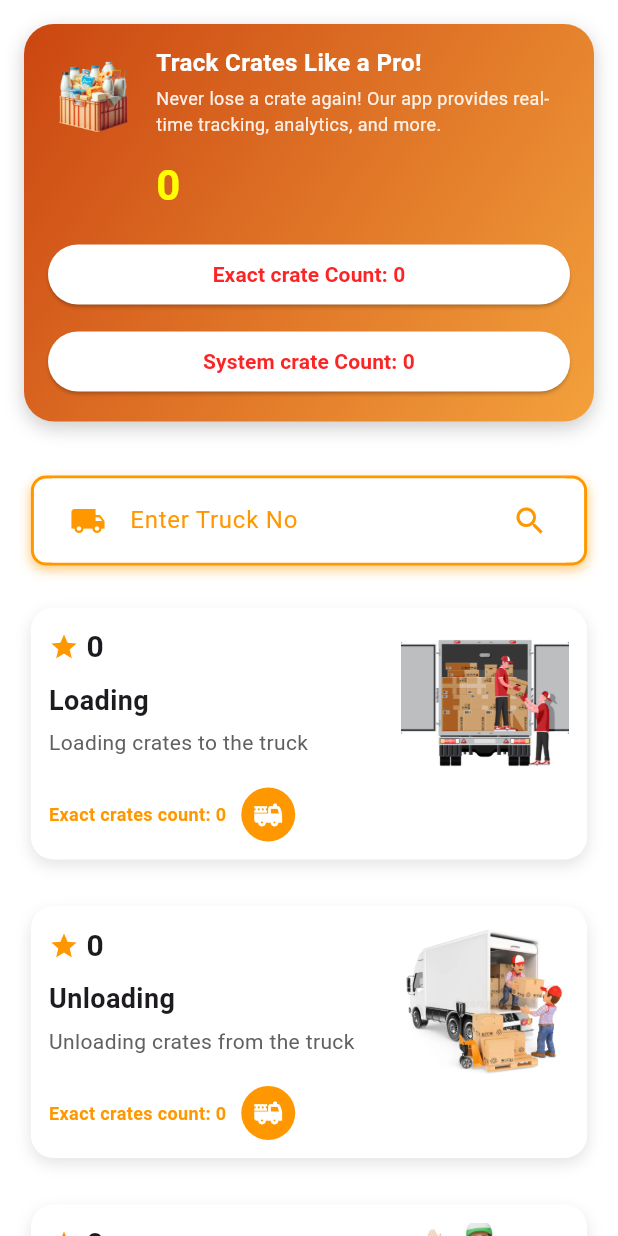
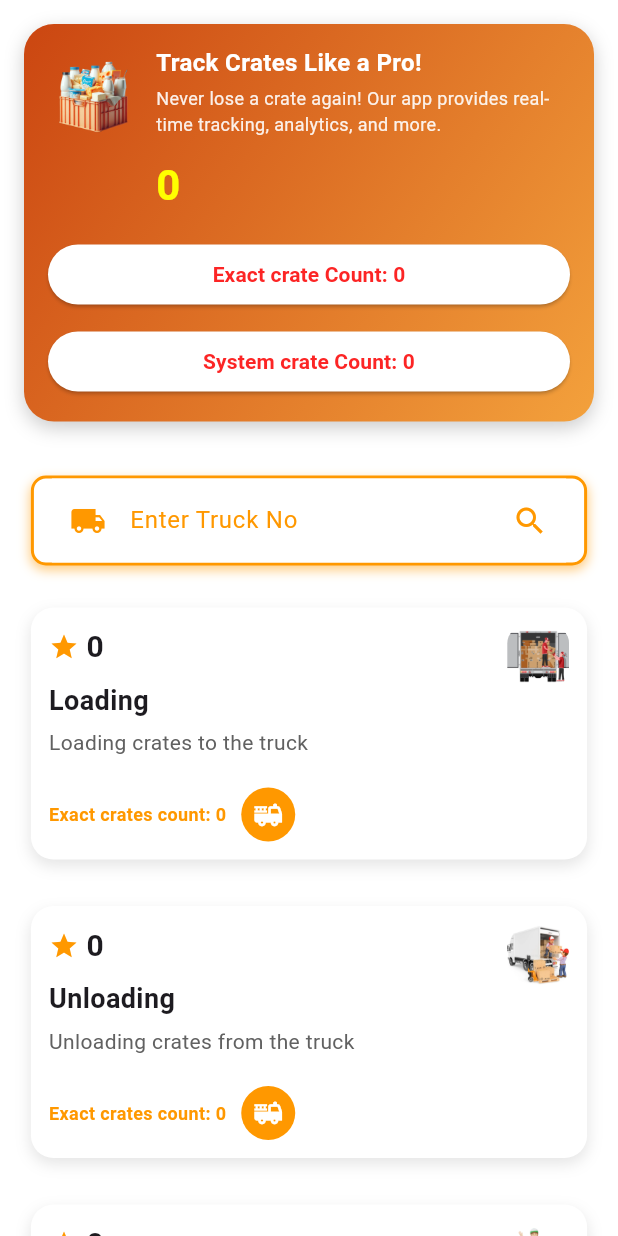
Before and after one commit to nipuni-udari/Crate_Tracking_App, a Flutter app: the FunctionsWidget widget shown alone on an empty page, opened directly, on a phone screen of 412 x 824 dp. Run offline on Flutter 3.47's test engine with Material 3 defaults, Android fonts, the phone set to English and light mode, and no system bars; our stand-ins replace animate_do, connectivity_plus, flutter_spinkit, permission_handler, pinput; missing offline and left inert: flutter_searchable_dropdown, mobile_scanner; network calls fail.

Commit message:
make image responsive

```diff
--- a/lib/screens/home/widgets/functions.dart
+++ b/lib/screens/home/widgets/functions.dart
@@ -312,7 +312,7 @@ class _FunctionCardState extends State<FunctionCard>
 
     return Center(
       child: Container(
-        width: screenWidth * 0.9, // 80% of screen width
+        width: screenWidth * 0.9, // 90% of screen width
         child: GestureDetector(
           onTap: _onTap,
           child: ScaleTransition(
@@ -332,6 +332,9 @@ class _FunctionCardState extends State<FunctionCard>
                 ],
               ),
               child: Row(
+                mainAxisAlignment:
+                    MainAxisAlignment
+                        .spaceBetween, // Aligns content to left and image to right
                 crossAxisAlignment: CrossAxisAlignment.start,
                 children: [
                   // Left content section
@@ -381,7 +384,9 @@ class _FunctionCardState extends State<FunctionCard>
                                 crossAxisAlignment: CrossAxisAlignment.start,
                                 children: [
                                   Container(
-                                    width: double.infinity, // Take full width
+                                    width:
+                                        screenWidth *
+                                        0.5, // Constrain width to 50% of screen width
                                     height: 20,
                                     decoration: BoxDecoration(
                                       borderRadius: BorderRadius.circular(10),
@@ -448,17 +453,13 @@ class _FunctionCardState extends State<FunctionCard>
                   ),
 
                   // Right image section
-                  SizedBox(width: 10), // Spacing between content and image
-                  Flexible(
-                    flex: 1,
-                    child: ClipRRect(
-                      borderRadius: BorderRadius.circular(12),
-                      child: Image.asset(
-                        widget.imagePath,
-                        width: double.infinity,
-                        height: screenWidth * 0.25, // 25% of screen width
-                        fit: BoxFit.cover,
-                      ),
+                  ClipRRect(
+                    borderRadius: BorderRadius.circular(12),
+                    child: Image.asset(
+                      widget.imagePath,
+                      width: screenWidth * 0.10, // 25% of screen width
+                      height: screenWidth * 0.10, // 25% of screen width
+                      fit: BoxFit.cover,
                     ),
                   ),
                 ],
```
Also changed, not shown: assets/images/collecting.png, assets/images/receiving.png.
